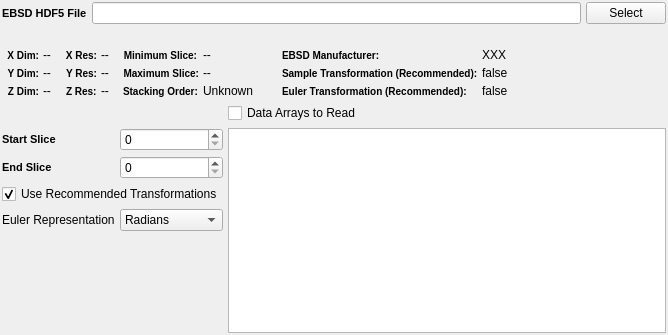
Qt form Source/Plugins/OrientationAnalysis/Gui/FilterParameterWidgets/UI_Files/ReadH5EbsdWidget.ui (BlueQuartzSoftware/DREAM3D) before a commit.
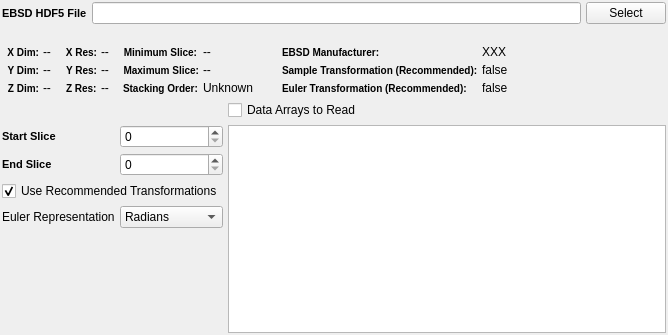
The same form after that commit. Custom widgets are drawn as their Qt base class.

Commit message: Adjusting the layouts a bit to tighten up the absolute path when visible.

Diff of the .ui file:
```diff
--- a/Source/Plugins/OrientationAnalysis/Gui/FilterParameterWidgets/UI_Files/ReadH5EbsdWidget.ui
+++ b/Source/Plugins/OrientationAnalysis/Gui/FilterParameterWidgets/UI_Files/ReadH5EbsdWidget.ui
@@ -31,6 +31,12 @@
      <property name="topMargin">
       <number>0</number>
      </property>
+     <property name="horizontalSpacing">
+      <number>-1</number>
+     </property>
+     <property name="verticalSpacing">
+      <number>2</number>
+     </property>
      <item row="0" column="0">
       <widget class="QLabel" name="label">
        <property name="styleSheet">
```
The commit also changes 1 other file.
